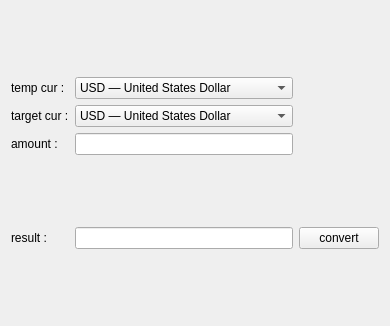
Qt form app/ui/converter.ui (DanilaEfimov/CashTracker) before a commit.
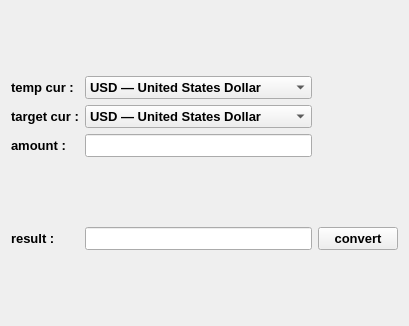
The same form after that commit.

What changed in the file:
```diff
--- a/app/ui/converter.ui
+++ b/app/ui/converter.ui
@@ -10,6 +10,12 @@
     <height>326</height>
    </rect>
   </property>
+  <property name="font">
+   <font>
+    <pointsize>10</pointsize>
+    <bold>true</bold>
+   </font>
+  </property>
   <property name="windowTitle">
    <string>Form</string>
   </property>
```
Left out of the diff: 18 changed lines with no effect on the pictures.
